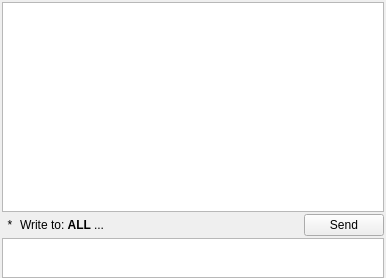
Above: src/GuiChat.ui from hwgao/beebeep before the change. Below: the same form after it.
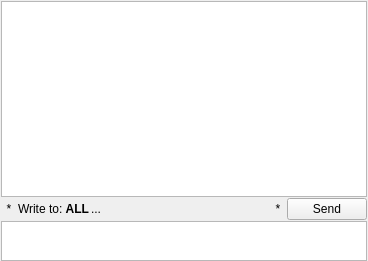
That is the form after the change. Custom widgets are drawn as their Qt base class.

The edit to the form file:
```diff
--- a/src/GuiChat.ui
+++ b/src/GuiChat.ui
@@ -6,8 +6,8 @@
    <rect>
     <x>0</x>
     <y>0</y>
-    <width>386</width>
-    <height>278</height>
+    <width>368</width>
+    <height>261</height>
    </rect>
   </property>
   <property name="sizePolicy">
@@ -21,21 +21,21 @@
   </property>
   <layout class="QGridLayout" name="gridLayout">
    <property name="leftMargin">
-    <number>2</number>
+    <number>1</number>
    </property>
    <property name="topMargin">
-    <number>2</number>
+    <number>1</number>
    </property>
    <property name="rightMargin">
-    <number>2</number>
+    <number>1</number>
    </property>
    <property name="bottomMargin">
     <number>0</number>
    </property>
    <property name="spacing">
-    <number>2</number>
+    <number>1</number>
    </property>
-   <item row="0" column="0" colspan="4">
+   <item row="0" column="0" colspan="5">
     <widget class="QTextBrowser" name="mp_teChat">
      <property name="minimumSize">
       <size>
@@ -109,6 +109,28 @@
     </widget>
    </item>
    <item row="1" column="3">
+    <widget class="QLabel" name="mp_lPixSecure">
+     <property name="sizePolicy">
+      <sizepolicy hsizetype="Minimum" vsizetype="Minimum">
+       <horstretch>0</horstretch>
+       <verstretch>0</verstretch>
+      </sizepolicy>
+     </property>
+     <property name="minimumSize">
+      <size>
+       <width>16</width>
+       <height>16</height>
+      </size>
+     </property>
+     <property name="text">
+      <string>*</string>
+     </property>
+     <property name="alignment">
+      <set>Qt::AlignCenter</set>
+     </property>
+    </widget>
+   </item>
+   <item row="1" column="4">
     <widget class="QPushButton" name="mp_buttonSend">
      <property name="sizePolicy">
       <sizepolicy hsizetype="Minimum" vsizetype="Minimum">
@@ -127,7 +149,7 @@
      </property>
     </widget>
    </item>
-   <item row="2" column="0" colspan="4">
+   <item row="2" column="0" colspan="5">
     <widget class="GuiMessageEdit" name="mp_teMessage">
      <property name="sizePolicy">
       <sizepolicy hsizetype="Expanding" vsizetype="Fixed">
```
